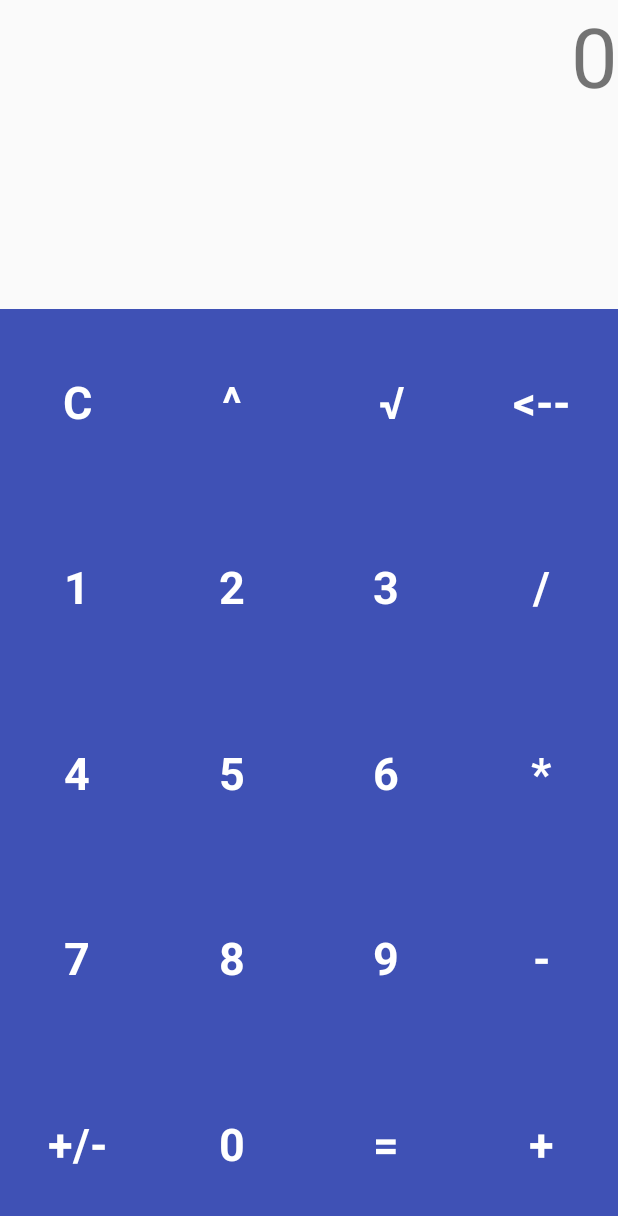
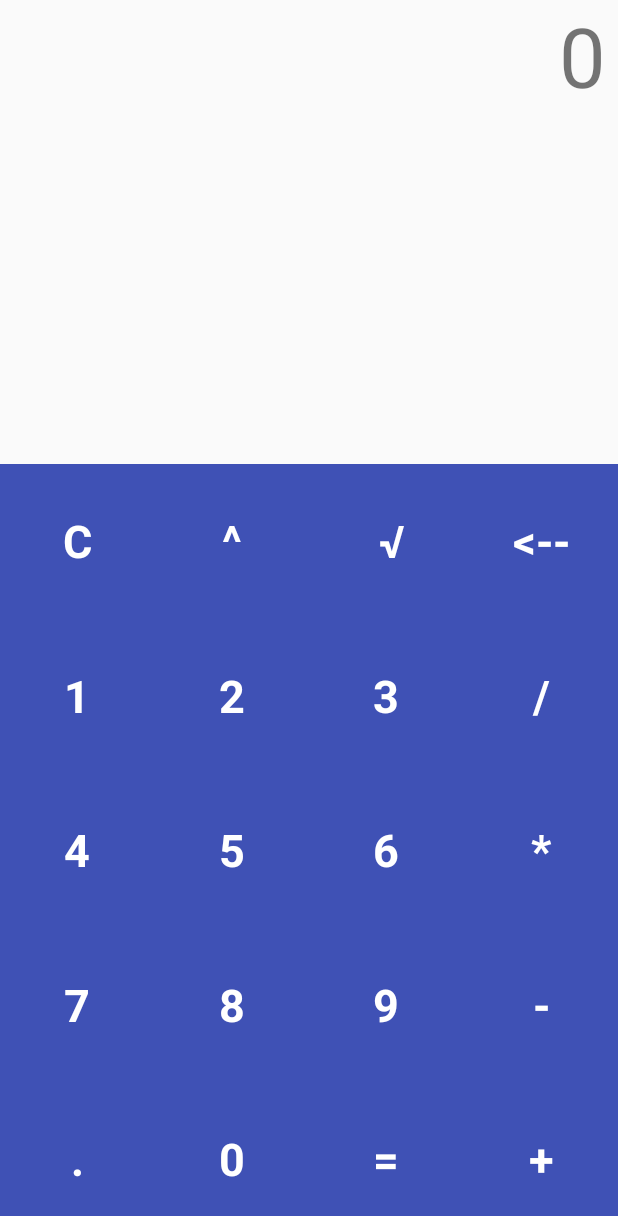
Before and after one commit to alessioGalatolo/FirstCalculator, an Android app: the screen it shows after launch (MainActivity), on a phone screen of 412 x 824 dp. Shown: the top 1216 px of the screen. Run offline under Robolectric (Android 15) with nearby library versions, the phone set to English and light mode, and no system bars.

Commit message:
all square button, auto size

```diff
--- a/app/src/main/java/com/example/galat/myapplication/MainActivity.kt
+++ b/app/src/main/java/com/example/galat/myapplication/MainActivity.kt
@@ -19,9 +19,9 @@ class MainActivity : AppCompatActivity() {
         fun addNumber(number: Long) {
             val shortOut = output1.text.toString().toLong()
             if (shortOut == 0L) {
-                output1.text = number.toString()
+                output1.setText(number.toString())
             } else {
-                output1.text = (shortOut * 10L + number).toString()
+                output1.setText((shortOut * 10L + number).toString())
             }
         }
 
@@ -67,7 +67,7 @@ class MainActivity : AppCompatActivity() {
                 "=" -> null
                 else -> output2.text = output1.text
             }
-            output1.text = "0"
+            output1.setText("0")
             output_sign.text = symbol
         }
         b_plus.setOnClickListener {
@@ -89,13 +89,13 @@ class MainActivity : AppCompatActivity() {
 
     fun initializeAdvButtons(){
         b_canc.setOnClickListener {
-            if(output1.text != "0")
-                output1.text = output1.text.toString().subSequence(0, output1.text.toString().length - 1)
+            if(output1.text.toString() != "0")
+                output1.setText(output1.text.toString().subSequence(0, output1.text.toString().length - 1))
             else
                 canc_all.performClick()
         }
         canc_all.setOnClickListener{
-            output1.text = "0"
+            output1.setText("0")
             output2.text = ""
             output_sign.text = ""
         }
--- a/app/src/main/res/layout/activity_main.xml
+++ b/app/src/main/res/layout/activity_main.xml
@@ -6,15 +6,6 @@
     android:layout_height="match_parent"
     tools:context="com.example.galat.myapplication.MainActivity">
 
-    <!--<ImageView-->
-    <!--android:id="@+id/imageView"-->
-    <!--android:layout_width="0dp"-->
-    <!--android:layout_height="0dp"-->
-    <!--app:layout_constraintBottom_toBottomOf="@+id/output2"-->
-    <!--app:layout_constraintEnd_toEndOf="parent"-->
-    <!--app:layout_constraintStart_toStartOf="parent"-->
-    <!--app:layout_constraintTop_toTopOf="parent"-->
-    <!--app:srcCompat="@color/colorPrimary" />-->
 
     <ImageView
         android:id="@+id/imageView2"
@@ -23,17 +14,26 @@
         app:layout_constraintBottom_toBottomOf="parent"
         app:layout_constraintEnd_toEndOf="parent"
         app:layout_constraintStart_toStartOf="parent"
-        app:layout_constraintTop_toTopOf="@+id/guideline"
+        app:layout_constraintTop_toTopOf="@+id/canc_all"
         app:srcCompat="@color/colorPrimary" />
 
     <TextView
         android:id="@+id/output1"
         android:layout_width="0dp"
-        android:layout_height="68dp"
+        android:layout_height="0dp"
+        android:layout_marginEnd="8dp"
+        android:ems="10"
+        android:enabled="true"
+        android:longClickable="true"
+        android:singleLine="true"
         android:text="0"
         android:textAlignment="textEnd"
+        android:textAllCaps="false"
+        android:textIsSelectable="true"
         android:textSize="55sp"
+        app:layout_constraintBottom_toTopOf="@+id/output2"
         app:layout_constraintEnd_toEndOf="parent"
+        app:layout_constraintHorizontal_bias="0.5"
         app:layout_constraintStart_toStartOf="parent"
         app:layout_constraintTop_toTopOf="parent" />
 
@@ -48,10 +48,10 @@
         android:textSize="30sp"
         android:textStyle="bold"
         app:layout_constraintBottom_toTopOf="@+id/b_1"
+        app:layout_constraintDimensionRatio="1:1"
         app:layout_constraintEnd_toStartOf="@+id/b_power"
         app:layout_constraintHorizontal_bias="0.5"
-        app:layout_constraintStart_toStartOf="parent"
-        app:layout_constraintTop_toTopOf="@+id/guideline" />
+        app:layout_constraintStart_toStartOf="parent" />
 
     <Button
         android:id="@+id/b_power"
@@ -63,11 +63,13 @@
         android:textColor="@android:color/white"
         android:textSize="30sp"
         android:textStyle="bold"
-        app:layout_constraintBottom_toTopOf="@+id/b_2"
+        app:layout_constraintBottom_toBottomOf="@+id/canc_all"
+        app:layout_constraintDimensionRatio="1:1"
         app:layout_constraintEnd_toStartOf="@+id/b_sqrt"
         app:layout_constraintHorizontal_bias="0.5"
         app:layout_constraintStart_toEndOf="@+id/canc_all"
-        app:layout_constraintTop_toTopOf="@+id/guideline" />
+        app:layout_constraintTop_toTopOf="@+id/canc_all"
+        app:layout_constraintVertical_bias="1.0" />
 
     <Button
         android:id="@+id/b_sqrt"
@@ -79,11 +81,13 @@
         android:textColor="@android:color/white"
         android:textSize="30sp"
         android:textStyle="bold"
-        app:layout_constraintBottom_toTopOf="@+id/b_3"
+        app:layout_constraintBottom_toBottomOf="@+id/b_power"
+        app:layout_constraintDimensionRatio="1:1"
         app:layout_constraintEnd_toStartOf="@+id/b_canc"
         app:layout_constraintHorizontal_bias="0.5"
         app:layout_constraintStart_toEndOf="@+id/b_power"
-        app:layout_constraintTop_toTopOf="@+id/guideline" />
+        app:layout_constraintTop_toTopOf="@+id/b_power"
+        app:layout_constraintVertical_bias="1.0" />
 
     <Button
         android:id="@+id/b_canc"
@@ -95,11 +99,13 @@
         android:textColor="@android:color/white"
         android:textSize="30sp"
         android:textStyle="bold"
-        app:layout_constraintBottom_toTopOf="@+id/b_div"
+        app:layout_constraintBottom_toBottomOf="@+id/b_sqrt"
+        app:layout_constraintDimensionRatio="1:1"
         app:layout_constraintEnd_toEndOf="parent"
         app:layout_constraintHorizontal_bias="0.5"
         app:layout_constraintStart_toEndOf="@+id/b_sqrt"
-        app:layout_constraintTop_toTopOf="@+id/guideline" />
+        app:layout_constraintTop_toTopOf="@+id/b_sqrt"
+        app:layout_constraintVertical_bias="1.0" />
 
     <Button
         android:id="@+id/b_1"
@@ -112,11 +118,11 @@
         android:textSize="30sp"
         android:textStyle="bold"
         app:layout_constraintBottom_toTopOf="@+id/b_4"
+        app:layout_constraintDimensionRatio="1:1"
         app:layout_constraintEnd_toStartOf="@+id/b_2"
         app:layout_constraintHorizontal_bias="0.5"
         app:layout_constraintHorizontal_chainStyle="spread"
-        app:layout_constraintStart_toStartOf="parent"
-        app:layout_constraintTop_toBottomOf="@+id/canc_all" />
+        app:layout_constraintStart_toStartOf="parent" />
 
     <Button
         android:id="@+id/b_2"
@@ -128,11 +134,12 @@
         android:textColor="@android:color/white"
         android:textSize="30sp"
         android:textStyle="bold"
-        app:layout_constraintBottom_toTopOf="@+id/b_5"
+        app:layout_constraintBottom_toBottomOf="@+id/b_1"
+        app:layout_constraintDimensionRatio="1:1"
         app:layout_constraintEnd_toStartOf="@+id/b_3"
         app:layout_constraintHorizontal_bias="0.5"
         app:layout_constraintStart_toEndOf="@+id/b_1"
-        app:layout_constraintTop_toBottomOf="@+id/b_power" />
+        app:layout_constraintTop_toTopOf="@+id/b_1" />
 
     <Button
         android:id="@+id/b_3"
@@ -144,11 +151,12 @@
         android:textColor="@android:color/white"
         android:textSize="30sp"
         android:textStyle="bold"
-        app:layout_constraintBottom_toTopOf="@+id/b_6"
+        app:layout_constraintBottom_toBottomOf="@+id/b_2"
+        app:layout_constraintDimensionRatio="1:1"
         app:layout_constraintEnd_toStartOf="@+id/b_div"
         app:layout_constraintHorizontal_bias="0.5"
         app:layout_constraintStart_toEndOf="@+id/b_2"
-        app:layout_constraintTop_toBottomOf="@+id/b_sqrt" />
+        app:layout_constraintTop_toTopOf="@+id/b_2" />
 
     <Button
         android:id="@+id/b_div"
@@ -160,11 +168,12 @@
         android:textColor="@android:color/white"
         android:textSize="30sp"
         android:textStyle="bold"
-        app:layout_constraintBottom_toTopOf="@+id/b_mult"
+        app:layout_constraintBottom_toBottomOf="@+id/b_3"
+        app:layout_constraintDimensionRatio="1:1"
         app:layout_constraintEnd_toEndOf="parent"
         app:layout_constraintHorizontal_bias="0.5"
         app:layout_constraintStart_toEndOf="@+id/b_3"
-        app:layout_constraintTop_toBottomOf="@+id/b_canc" />
+        app:layout_constraintTop_toTopOf="@+id/b_3" />
 
     <Button
         android:id="@+id/b_4"
@@ -177,11 +186,10 @@
         android:textSize="30sp"
         android:textStyle="bold"
         app:layout_constraintBottom_toTopOf="@+id/b_7"
+        app:layout_constraintDimensionRatio="1:1"
         app:layout_constraintEnd_toStartOf="@+id/b_5"
         app:layout_constraintHorizontal_bias="0.5"
-        app:layout_constraintStart_toStartOf="parent"
-        app:layout_constraintTop_toBottomOf="@+id/b_1"
-        app:layout_constraintVertical_bias="0.0" />
+        app:layout_constraintStart_toStartOf="parent" />
 
     <Button
         android:id="@+id/b_5"
@@ -193,11 +201,13 @@
         android:textColor="@android:color/white"
         android:textSize="30sp"
         android:textStyle="bold"
-        app:layout_constraintBottom_toTopOf="@+id/b_8"
+        app:layout_constraintBottom_toBottomOf="@+id/b_4"
+        app:layout_constraintDimensionRatio="1:1"
         app:layout_constraintEnd_toStartOf="@+id/b_6"
         app:layout_constraintHorizontal_bias="0.5"
         app:layout_constraintStart_toEndOf="@+id/b_4"
-        app:layout_constraintTop_toBottomOf="@+id/b_2" />
+        app:layout_constraintTop_toTopOf="@+id/b_4"
+        app:layout_constraintVertical_bias="1.0" />
 
     <Button
         android:id="@+id/b_6"
@@ -209,11 +219,13 @@
         android:textColor="@android:color/white"
         android:textSize="30sp"
         android:textStyle="bold"
-        app:layout_constraintBottom_toTopOf="@+id/b_9"
+        app:layout_constraintBottom_toBottomOf="@+id/b_5"
+        app:layout_constraintDimensionRatio="1:1"
         app:layout_constraintEnd_toStartOf="@+id/b_mult"
         app:layout_constraintHorizontal_bias="0.5"
         app:layout_constraintStart_toEndOf="@+id/b_5"
-        app:layout_constraintTop_toBottomOf="@+id/b_3" />
+        app:layout_constraintTop_toTopOf="@+id/b_5"
+        app:layout_constraintVertical_bias="1.0" />
 
     <Button
         android:id="@+id/b_mult"
@@ -225,11 +237,13 @@
         android:textColor="@android:color/white"
         android:textSize="30sp"
         android:textStyle="bold"
-        app:layout_constraintBottom_toTopOf="@+id/b_minus"
+        app:layout_constraintBottom_toBottomOf="@+id/b_6"
+        app:layout_constraintDimensionRatio="1:1"
         app:layout_constraintEnd_toEndOf="parent"
         app:layout_constraintHorizontal_bias="0.5"
         app:layout_constraintStart_toEndOf="@+id/b_6"
-        app:layout_constraintTop_toBottomOf="@+id/b_div" />
+        app:layout_constraintTop_toTopOf="@+id/b_6"
+        app:layout_constraintVertical_bias="1.0" />
 
     <Button
         android:id="@+id/b_7"
@@ -241,11 +255,11 @@
         android:textColor="@android:color/white"
         android:textSize="30sp"
         android:textStyle="bold"
-        app:layout_constraintBottom_toTopOf="@+id/b_sign"
+        app:layout_constraintBottom_toTopOf="@+id/b_plus"
+        app:layout_constraintDimensionRatio="1:1"
         app:layout_constraintEnd_toStartOf="@+id/b_8"
         app:layout_constraintHorizontal_bias="0.5"
-        app:layout_constraintStart_toStartOf="parent"
-        app:layout_constraintTop_toBottomOf="@+id/b_4" />
+        app:layout_constraintStart_toStartOf="parent" />
 
     <Button
         android:id="@+id/b_9"
@@ -257,11 +271,13 @@
         android:textColor="@android:color/white"
         android:textSize="30sp"
         android:textStyle="bold"
-        app:layout_constraintBottom_toTopOf="@+id/b_equal"
+        app:layout_constraintBottom_toBottomOf="@+id/b_8"
+        app:layout_constraintDimensionRatio="1:1"
         app:layout_constraintEnd_toStartOf="@+id/b_minus"
         app:layout_constraintHorizontal_bias="0.5"
         app:layout_constraintStart_toEndOf="@+id/b_8"
-        app:layout_constraintTop_toBottomOf="@+id/b_6" />
+        app:layout_constraintTop_toTopOf="@+id/b_8"
+        app:layout_constraintVertical_bias="1.0" />
 
     <Button
         android:id="@+id/b_8"
@@ -273,11 +289,13 @@
         android:textColor="@android:color/white"
         android:textSize="30sp"
         android:textStyle="bold"
-        app:layout_constraintBottom_toTopOf="@+id/b_0"
+        app:layout_constraintBottom_toBottomOf="@+id/b_7"
+        app:layout_constraintDimensionRatio="1:1"
         app:layout_constraintEnd_toStartOf="@+id/b_9"
         app:layout_constraintHorizontal_bias="0.5"
         app:layout_constraintStart_toEndOf="@+id/b_7"
-        app:layout_constraintTop_toBottomOf="@+id/b_5" />
+        app:layout_constraintTop_toTopOf="@+id/b_7"
+        app:layout_constraintVertical_bias="1.0" />
 
     <Button
         android:id="@+id/b_minus"
@@ -289,28 +307,30 @@
         android:textColor="@android:color/white"
         android:textSize="30sp"
         android:textStyle="bold"
-        app:layout_constraintBottom_toTopOf="@+id/b_plus"
+        app:layout_constraintBottom_toBottomOf="@+id/b_9"
+        app:layout_constraintDimensionRatio="1:1"
         app:layout_constraintEnd_toEndOf="parent"
         app:layout_constraintHorizontal_bias="0.5"
         app:layout_constraintStart_toEndOf="@+id/b_9"
-        app:layout_constraintTop_toBottomOf="@+id/b_mult" />
+        app:layout_constraintTop_toTopOf="@+id/b_9"
+        app:layout_constraintVertical_bias="1.0" />
 
     <Button
-        android:id="@+id/b_sign"
+        android:id="@+id/b_dot"
         style="@style/Widget.AppCompat.Button.Borderless"
         android:layout_width="0dp"
         android:layout_height="0dp"
-        android:text="+/-"
+        android:text="."
         android:textAppearance="@style/TextAppearance.AppCompat"
         android:textColor="@android:color/white"
         android:textSize="30sp"
         android:textStyle="bold"
-        app:layout_constraintBottom_toBottomOf="parent"
+        app:layout_constraintBottom_toBottomOf="@+id/b_0"
+        app:layout_constraintDimensionRatio="1:1"
         app:layout_constraintEnd_toStartOf="@+id/b_0"
         app:layout_constraintHorizontal_bias="0.5"
         app:layout_constraintStart_toStartOf="parent"
-        app:layout_constraintTop_toBottomOf="@+id/b_7"
-        app:layout_constraintVertical_bias="1.0" />
+        app:layout_constraintTop_toTopOf="@+id/b_0" />
 
     <Button
         android:id="@+id/b_0"
@@ -322,12 +342,12 @@
         android:textColor="@android:color/white"
         android:textSize="30sp"
         android:textStyle="bold"
-        app:layout_constraintBottom_toBottomOf="parent"
+        app:layout_constraintBottom_toBottomOf="@+id/b_equal"
+        app:layout_constraintDimensionRatio="1:1"
         app:layout_constraintEnd_toStartOf="@+id/b_equal"
         app:layout_constraintHorizontal_bias="0.5"
-        app:layout_constraintStart_toEndOf="@+id/b_sign"
-        app:layout_constraintTop_toBottomOf="@+id/b_8"
-        app:layout_constraintVertical_bias="1.0" />
+        app:layout_constraintStart_toEndOf="@+id/b_dot"
+        app:layout_constraintTop_toTopOf="@+id/b_equal" />
 
     <Button
         android:id="@+id/b_equal"
@@ -339,12 +359,12 @@
         android:textColor="@android:color/white"
         android:textSize="30sp"
         android:textStyle="bold"
-        app:layout_constraintBottom_toBottomOf="parent"
+        app:layout_constraintBottom_toBottomOf="@+id/b_plus"
+        app:layout_constraintDimensionRatio="1:1"
         app:layout_constraintEnd_toStartOf="@+id/b_plus"
         app:layout_constraintHorizontal_bias="0.5"
         app:layout_constraintStart_toEndOf="@+id/b_0"
-        app:layout_constraintTop_toBottomOf="@+id/b_9"
-        app:layout_constraintVertical_bias="1.0" />
+        app:layout_constraintTop_toTopOf="@+id/b_plus" />
 
     <Button
         android:id="@+id/b_plus"
@@ -357,21 +377,24 @@
         android:textSize="30sp"
         android:textStyle="bold"
         app:layout_constraintBottom_toBottomOf="parent"
+        app:layout_constraintDimensionRatio="1:1"
         app:layout_constraintEnd_toEndOf="parent"
         app:layout_constraintHorizontal_bias="0.5"
-        app:layout_constraintStart_toEndOf="@+id/b_equal"
-        app:layout_constraintTop_toBottomOf="@+id/b_minus" />
+        app:layout_constraintStart_toEndOf="@+id/b_equal" />
 
     <TextView
         android:id="@+id/output2"
-        android:layout_width="306dp"
-        android:layout_height="68dp"
+        android:layout_width="0dp"
+        android:layout_height="0dp"
+        android:layout_marginEnd="8dp"
         android:textAlignment="textEnd"
         android:textColor="@android:color/darker_gray"
         android:textSize="45sp"
         android:textStyle="italic"
-        app:layout_constraintBottom_toTopOf="@+id/guideline"
+        app:layout_constraintBottom_toTopOf="@+id/imageView2"
         app:layout_constraintEnd_toEndOf="parent"
+        app:layout_constraintHorizontal_bias="0.5"
+        app:layout_constraintStart_toEndOf="@+id/output_sign"
         app:layout_constraintTop_toBottomOf="@+id/output1" />
 
     <TextView
@@ -381,17 +404,10 @@
         android:textAlignment="textEnd"
         android:textColor="@android:color/darker_gray"
         android:textSize="45sp"
-        app:layout_constraintBottom_toBottomOf="@+id/output2"
+        app:layout_constraintBottom_toTopOf="@+id/canc_all"
         app:layout_constraintDimensionRatio="1:1"
-        app:layout_constraintEnd_toStartOf="@+id/output2"
         app:layout_constraintStart_toStartOf="parent"
         app:layout_constraintTop_toBottomOf="@+id/output1" />
 
-    <android.support.constraint.Guideline
-        android:id="@+id/guideline"
-        android:layout_width="wrap_content"
-        android:layout_height="wrap_content"
-        android:orientation="horizontal"
-        app:layout_constraintGuide_percent="0.25" />
 
 </android.support.constraint.ConstraintLayout>
```
